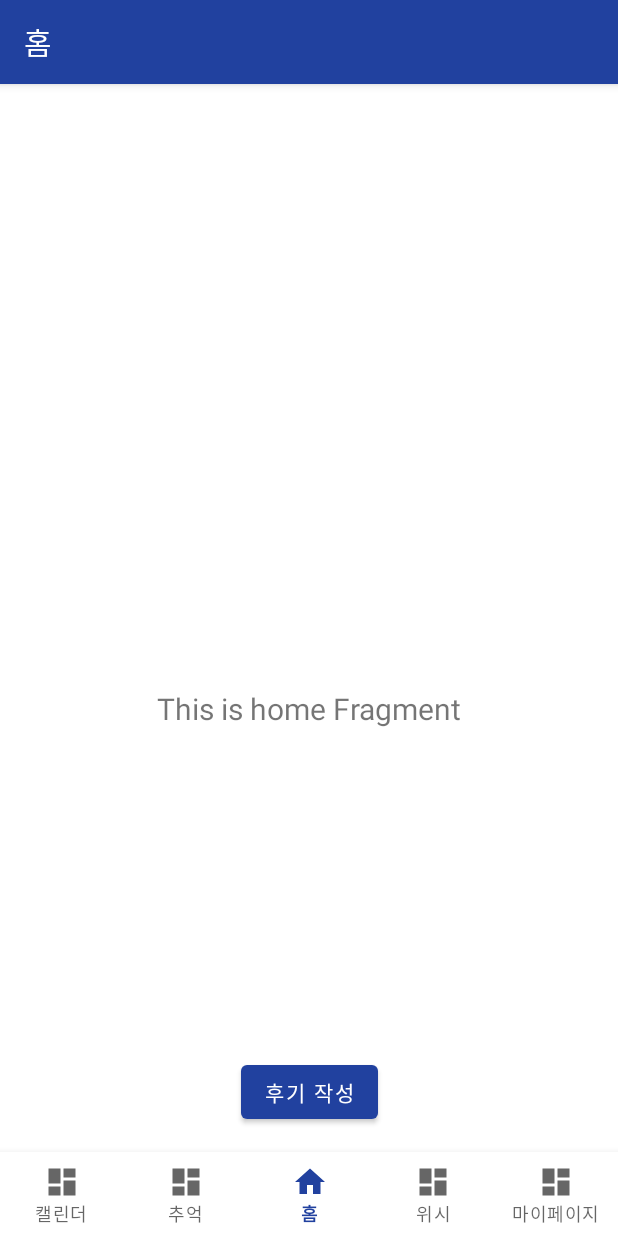
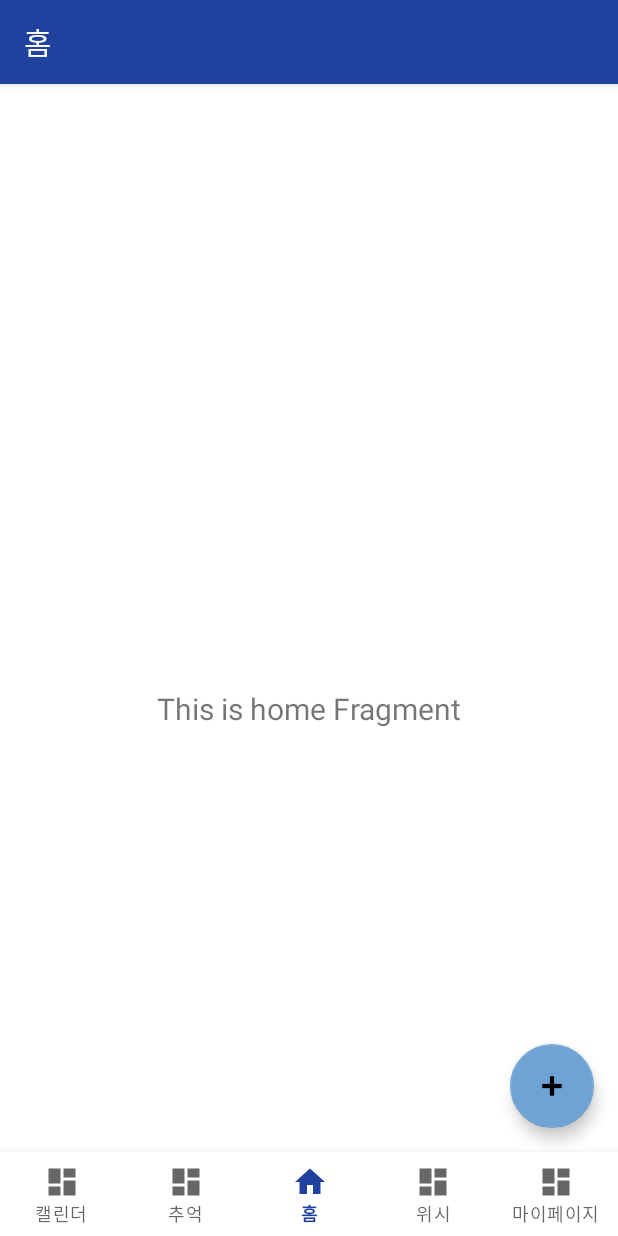
Before and after one commit to jyoon75/Meonail, an Android app: the screen it shows after launch (MainActivity), on a phone screen of 412 x 824 dp. Run offline under Robolectric (Android 15) with nearby library versions, the phone set to English and light mode, and no system bars; our stand-ins replace navigation-ui.

Commit message:
홈에 플로팅 버튼으로 감상기록 버튼 변경함. 근데 플러스 색상 바꾸기 실패

```diff
--- a/app/src/main/res/layout/activity_main.xml
+++ b/app/src/main/res/layout/activity_main.xml
@@ -29,15 +29,25 @@
         app:layout_constraintTop_toTopOf="parent"
         app:navGraph="@navigation/mobile_navigation" />
 
+
     <!-- 후기 작성 화면으로 이동하는 버튼 -->
-    <Button
+    <com.google.android.material.floatingactionbutton.FloatingActionButton
         android:id="@+id/btnRecordRegist"
         android:layout_width="wrap_content"
         android:layout_height="wrap_content"
-        android:text="후기 작성"
         android:layout_margin="16dp"
+        android:layout_marginEnd="16dp"
+        android:layout_marginBottom="32dp"
+        android:contentDescription="후기 작성"
+        app:srcCompat="@android:drawable/ic_input_add"
+        android:tint="@color/white"
+        app:backgroundTint="@color/primary_ver1"
+        app:layout_constraintBottom_toBottomOf="parent"
         app:layout_constraintBottom_toTopOf="@id/nav_view"
-        app:layout_constraintRight_toRightOf="parent"
-        app:layout_constraintLeft_toLeftOf="parent" />
+        app:layout_constraintEnd_toEndOf="parent"
+        app:layout_constraintHorizontal_bias="0.954"
+        app:layout_constraintLeft_toLeftOf="parent"
+        app:layout_constraintRight_toRightOf="parent" />
+
 
 </androidx.constraintlayout.widget.ConstraintLayout>
```
